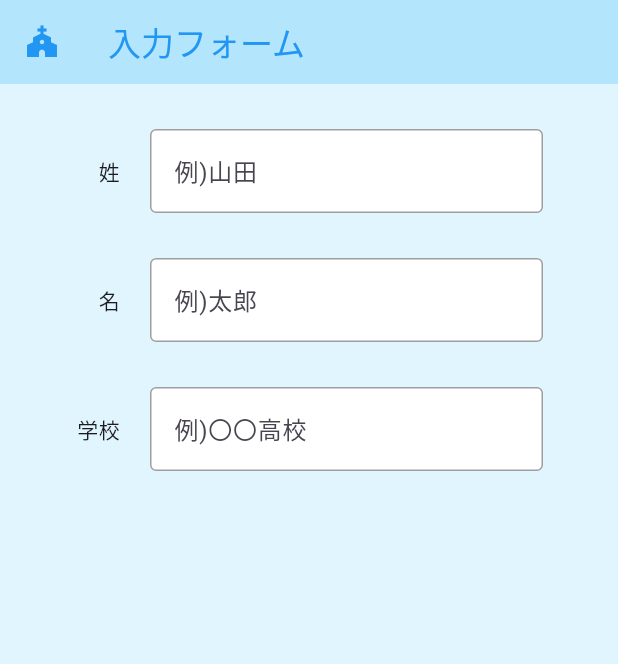
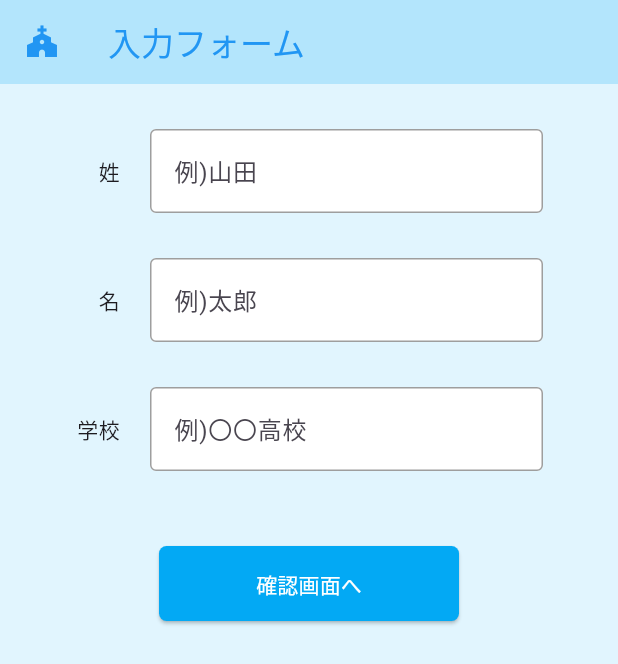
Before and after one commit to PLE-Eguchi/06_flutter, a Flutter app: the screen it shows after launch, on a phone screen of 412 x 824 dp. Shown: the top 664 px of the screen. Run offline on Flutter 3.47's test engine with Material 3 defaults, Android fonts, the phone set to English and light mode, and no system bars.

Commit message:
[p007]画面遷移処理追加

```diff
--- a/p007/lib/main.dart
+++ b/p007/lib/main.dart
@@ -1,4 +1,6 @@
 import 'package:flutter/material.dart';
+import 'package:p007/confirm.dart';
+import 'package:p007/my_button.dart';
 import 'validations.dart';
 
 void main() {
@@ -39,22 +41,30 @@ class MyDisp extends StatefulWidget {
 class _MyDispState extends State<MyDisp> {
   @override
   Widget build(BuildContext context) {
-    return const Column(
+    return Column(
       children: [
-        MyInputBox(
+        const MyInputBox(
           labelTitle: '姓',
           hintText: '例)山田',
           msgText: '',
         ),
-        MyInputBox(
+        const MyInputBox(
           labelTitle: '名',
           hintText: '例)太郎',
           msgText: '',
         ),
-        MyInputBox(
+        const MyInputBox(
           labelTitle: '学校',
           hintText: '例)〇〇高校',
           msgText: '',
+        ),
+        const SizedBox(height: 50),
+        MyButton(
+          buttonCaption: '確認画面へ',
+          onPressed: () {
+            Navigator.push(context,
+                MaterialPageRoute(builder: (context) => const ConfirmPages()));
+          },
         ),
       ],
     );
--- /dev/null
+++ b/p007/lib/my_button.dart
@@ -0,0 +1,22 @@
+import 'package:flutter/material.dart';
+
+class MyButton extends StatelessWidget {
+  final String buttonCaption;
+  final VoidCallback onPressed;
+
+  const MyButton(
+      {super.key, required this.buttonCaption, required this.onPressed});
+
+  @override
+  Widget build(BuildContext context) {
+    return ElevatedButton(
+        onPressed: onPressed,
+        style: ElevatedButton.styleFrom(
+            fixedSize: const Size(200, 50),
+            shape:
+                RoundedRectangleBorder(borderRadius: BorderRadius.circular(5)),
+            backgroundColor: Colors.lightBlue,
+            foregroundColor: Colors.white),
+        child: Text(buttonCaption));
+  }
+}
```
Also changed, not shown: p007/lib/confirm.dart (added, +45 -0 lines), p007/lib/conplete.dart (added, +38 -0 lines).
